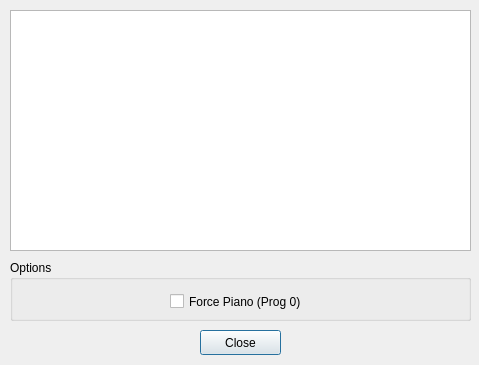
obook/I-like-Chopin, file src/informations.ui: the form before one commit.
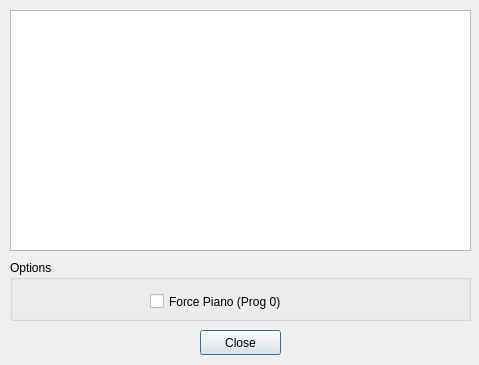
The form after the commit.

Commit message: Field piano prog more big

What changed in the file:
```diff
--- a/src/informations.ui
+++ b/src/informations.ui
@@ -41,9 +41,9 @@
    <widget class="QCheckBox" name="checkBox_ForceIntrument0">
     <property name="geometry">
      <rect>
-      <x>160</x>
+      <x>140</x>
       <y>30</y>
-      <width>141</width>
+      <width>191</width>
       <height>23</height>
      </rect>
     </property>
```
The commit also changes 1 other file.
